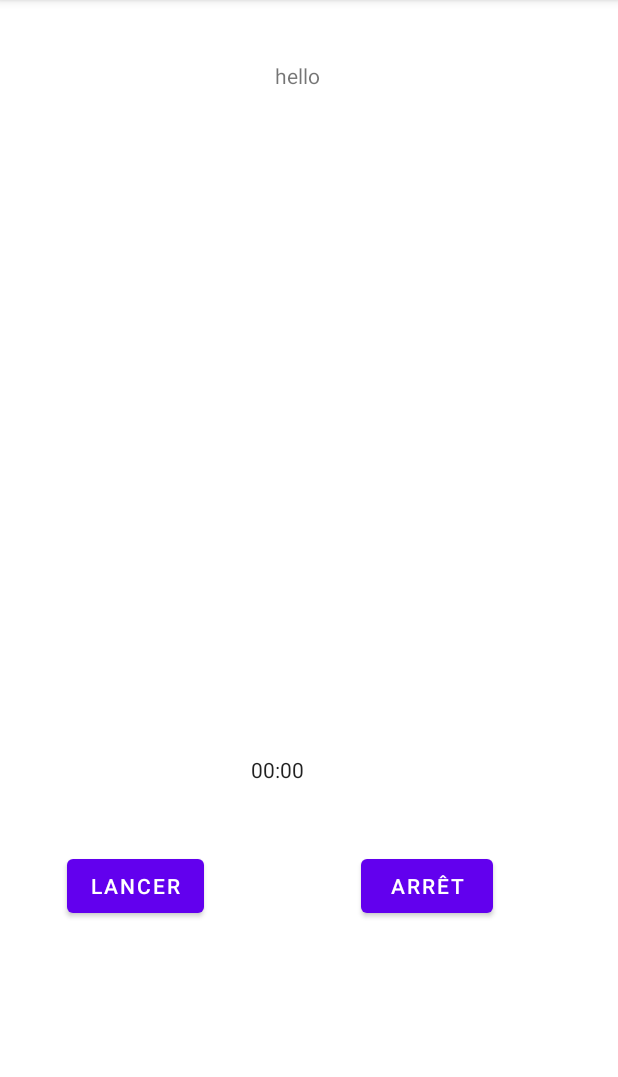
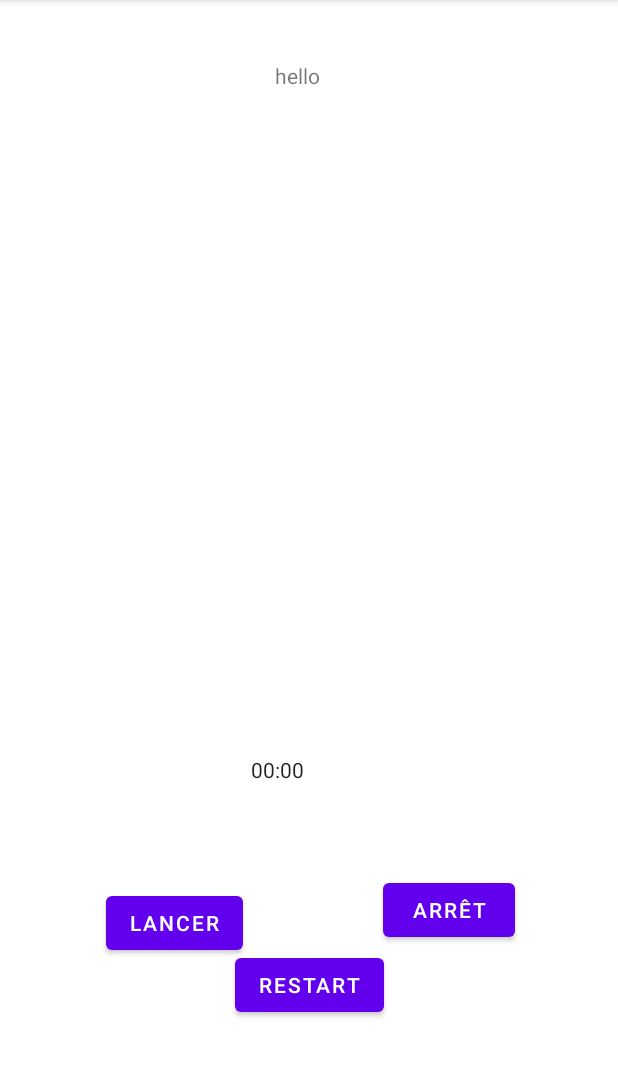
Before and after one commit to CBarneron/android_studio, an Android app: the screen it shows after launch (MainActivity), on a phone screen of 412 x 824 dp, the part 84-1161 px from its top. Run offline under Robolectric (Android 15) with nearby library versions, the phone set to English and light mode, and no system bars.

Commit message:
btn restart

```diff
--- a/app/src/main/java/com/example/crhonoengine/MainActivity.java
+++ b/app/src/main/java/com/example/crhonoengine/MainActivity.java
@@ -1,13 +1,13 @@
 package com.example.crhonoengine;
 
-import androidx.appcompat.app.AppCompatActivity;
-
-import android.content.Context;
 import android.os.Bundle;
+import android.os.SystemClock;
 import android.view.View;
 import android.widget.Button;
 import android.widget.Chronometer;
 import android.widget.TextView;
+
+import androidx.appcompat.app.AppCompatActivity;
 
 public class MainActivity extends AppCompatActivity {
 
@@ -35,10 +35,13 @@ public class MainActivity extends AppCompatActivity {
                  chronometer.stop();
             }
             });
+        Button btn_restart=(Button) findViewById(R.id.btn_restart);
+        btn_restart.setOnClickListener(new View.OnClickListener() {
 
-
-
-
+            public void onClick(View v) {
+               chronometer.setBase(SystemClock.elapsedRealtime());
+            }
+        });
 
 
     }
--- a/app/src/main/res/layout/activity_main.xml
+++ b/app/src/main/res/layout/activity_main.xml
@@ -14,10 +14,10 @@
         android:text="Arrêt"
         app:layout_constraintBottom_toBottomOf="parent"
         app:layout_constraintEnd_toEndOf="parent"
-        app:layout_constraintHorizontal_bias="0.743"
+        app:layout_constraintHorizontal_bias="0.789"
         app:layout_constraintStart_toStartOf="parent"
         app:layout_constraintTop_toTopOf="parent"
-        app:layout_constraintVertical_bias="0.787"
+        app:layout_constraintVertical_bias="0.809"
         tools:ignore="MissingConstraints" />
 
     <Button
@@ -27,11 +27,23 @@
         android:text="Lancer"
         app:layout_constraintBottom_toBottomOf="parent"
         app:layout_constraintEnd_toStartOf="@+id/btn_stop"
-        app:layout_constraintHorizontal_bias="0.3"
+        app:layout_constraintHorizontal_bias="0.429"
         app:layout_constraintStart_toStartOf="parent"
         app:layout_constraintTop_toTopOf="parent"
-        app:layout_constraintVertical_bias="0.787"
+        app:layout_constraintVertical_bias="0.821"
         tools:ignore="MissingConstraints" />
+
+    <Button
+        android:id="@+id/btn_restart"
+        android:layout_width="wrap_content"
+        android:layout_height="wrap_content"
+        android:text="restart"
+        app:layout_constraintBottom_toBottomOf="parent"
+        app:layout_constraintEnd_toEndOf="parent"
+        app:layout_constraintStart_toStartOf="parent"
+        app:layout_constraintTop_toTopOf="parent"
+        app:layout_constraintVertical_bias="0.879"
+        tools:ignore="MissingConstraints"/>
 
     <Chronometer
         android:id="@+id/chronometer"
--- a/build.gradle
+++ b/build.gradle
@@ -5,7 +5,7 @@ buildscript {
         jcenter()
     }
     dependencies {
-        classpath "com.android.tools.build:gradle:4.1.1"
+        classpath 'com.android.tools.build:gradle:4.1.3'
 
         // NOTE: Do not place your application dependencies here; they belong
         // in the individual module build.gradle files
```
